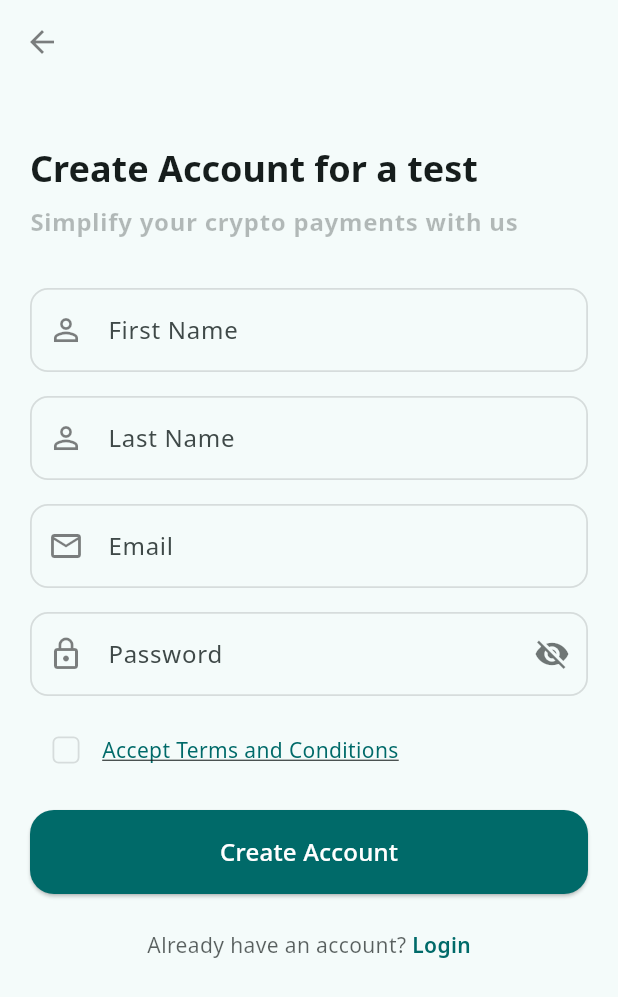
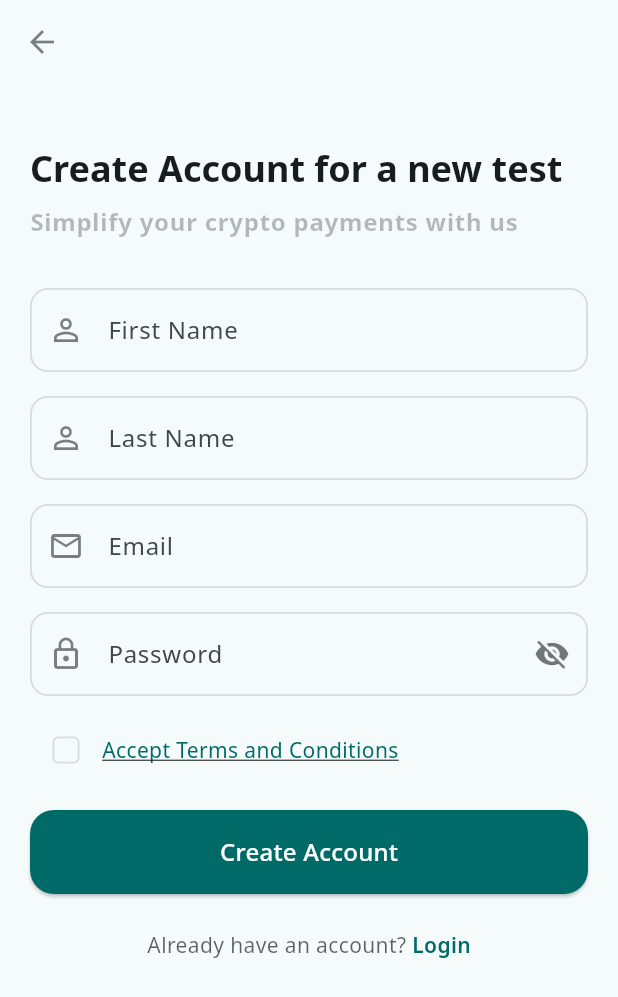
Before and after one commit to jaywezz/pretinum, a Flutter app: the RegistrationScreen screen opened by its route, on a phone screen of 412 x 824 dp. Shown: the top 997 px of the screen. Run offline on Flutter 3.47's test engine with Material 3 defaults, Android fonts, the phone set to English and light mode, and no system bars; our stand-ins replace flex_color_scheme, flutter_riverpod, go_router, google_fonts.

Commit message:
made new change

```diff
--- a/lib/features/authenitcation/registration.dart
+++ b/lib/features/authenitcation/registration.dart
@@ -36,7 +36,7 @@ class _RegistrationScreenState extends State<RegistrationScreen> {
               children: [
                 const SizedBox(height: 8),
                 Text(
-                  'Create Account for a test',
+                  'Create Account for a new test',
                   style: theme.textTheme.headlineSmall?.copyWith(
                     fontWeight: FontWeight.bold,
                     color: theme.colorScheme.onSurface,
```
